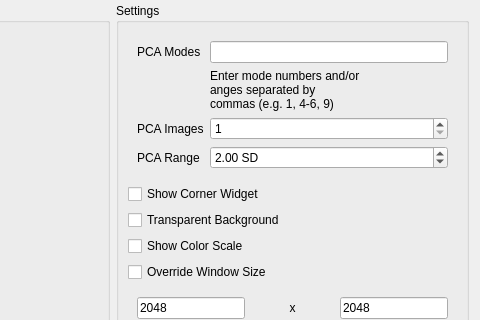
Old version of the form Studio/src/Interface/ExportImageDialog.ui in the repository SCIInstitute/ShapeWorks; both pictures show x 255 to 735 and y 0 to 320 of the 735 by 446 pixel window.
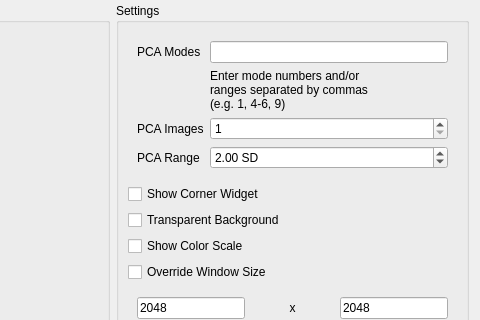
New version of the form. Custom widgets are drawn as their Qt base class.

Commit message: Fix typo in export dialog

Diff of the .ui file:
```diff
--- a/Studio/src/Interface/ExportImageDialog.ui
+++ b/Studio/src/Interface/ExportImageDialog.ui
@@ -243,8 +243,8 @@
              <widget class="QLabel" name="label">
               <property name="text">
                <string>Enter mode numbers and/or 
-anges separated by
-commas (e.g. 1, 4-6, 9)</string>
+ranges separated by commas
+(e.g. 1, 4-6, 9)</string>
               </property>
              </widget>
             </item>
```
